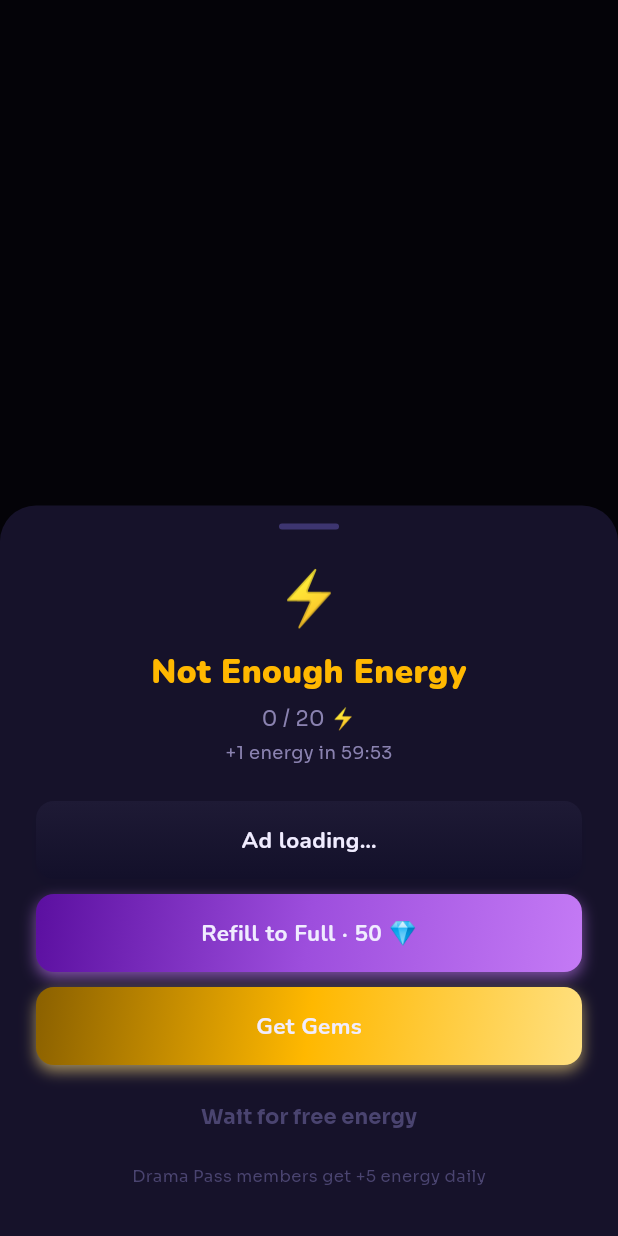
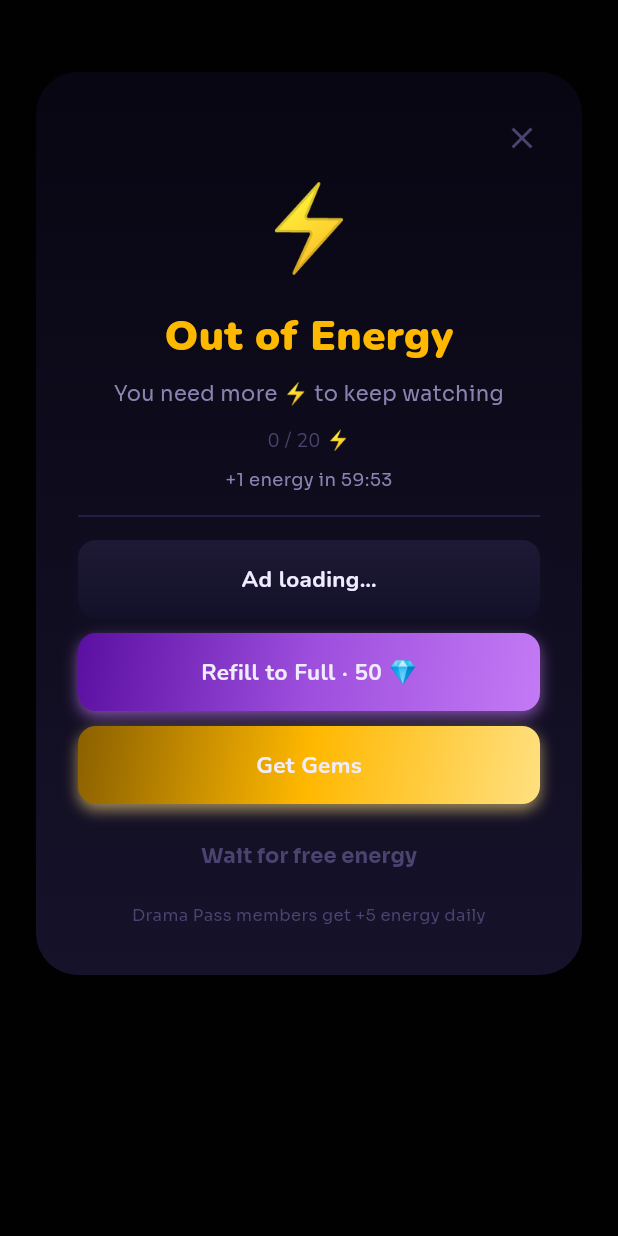
Before and after one commit to tlahav91-debug/appo, a Flutter app: what show() shows on an empty page, opened directly with empty values, on a phone screen of 412 x 824 dp. Run offline on Flutter 3.47's test engine with Material 3 defaults, Android fonts, the phone set to English and light mode, and no system bars; our stand-ins replace firebase_core, firebase_messaging, flutter_local_notifications, flutter_riverpod, go_router, google_fonts and 3 more; missing offline and left inert: posthog_flutter, purchases_flutter; accounts and stored records are empty; network calls fail.

Commit message:
[FEATURE] PRD-025 — Cliffhanger full-screen energy gate modal

```diff
--- a/lib/features/energy/presentation/energy_gate.dart
+++ b/lib/features/energy/presentation/energy_gate.dart
@@ -15,11 +15,17 @@ class EnergyGate extends ConsumerStatefulWidget {
   const EnergyGate({super.key, required this.currentEnergy});
 
   static Future<void> show(BuildContext context, {required int currentEnergy}) {
-    return showModalBottomSheet(
+    return showGeneralDialog(
       context: context,
-      isScrollControlled: true,
-      backgroundColor: Colors.transparent,
-      builder: (_) => EnergyGate(currentEnergy: currentEnergy),
+      barrierDismissible: true,
+      barrierLabel: 'EnergyGate',
+      barrierColor: Colors.black87,
+      transitionDuration: const Duration(milliseconds: 350),
+      transitionBuilder: (ctx, anim, _, child) => ScaleTransition(
+        scale: CurvedAnimation(parent: anim, curve: Curves.easeOutBack),
+        child: FadeTransition(opacity: anim, child: child),
+      ),
+      pageBuilder: (ctx, _, __) => EnergyGate(currentEnergy: currentEnergy),
     );
   }
 
@@ -98,58 +104,109 @@ class _EnergyGateState extends ConsumerState<EnergyGate> {
     final energy = ref.watch(energyStateProvider);
     final adReady = ref.watch(adServiceProvider).isReady;
 
-    return Container(
-      decoration: const BoxDecoration(
-        color: surface,
-        borderRadius: BorderRadius.vertical(top: Radius.circular(24)),
+    return Scaffold(
+      backgroundColor: Colors.transparent,
+      body: SafeArea(
+        child: SingleChildScrollView(
+          child: Container(
+            margin: const EdgeInsets.symmetric(horizontal: 24, vertical: 48),
+            padding: const EdgeInsets.fromLTRB(28, 32, 28, 32),
+            decoration: BoxDecoration(
+              gradient: const LinearGradient(
+                begin: Alignment.topCenter,
+                end: Alignment.bottomCenter,
+                colors: [bgDeep, surface],
               ),
-      padding: const EdgeInsets.fromLTRB(24, 12, 24, 32),
+              borderRadius: BorderRadius.circular(28),
+            ),
             child: Column(
               mainAxisSize: MainAxisSize.min,
               children: [
-          Container(width: 40, height: 4,
-              decoration: BoxDecoration(color: borderHi, borderRadius: BorderRadius.circular(2))),
-          const SizedBox(height: 20),
+                // Close button
+                Align(
+                  alignment: Alignment.topRight,
+                  child: GestureDetector(
+                    onTap: () => Navigator.pop(context),
+                    child: const Icon(Icons.close, color: textDim, size: 24),
+                  ),
+                ),
+                const SizedBox(height: 8),
 
-          const Text('⚡', style: TextStyle(fontSize: 36)),
+                // Dramatic header
+                const Text('⚡', style: TextStyle(fontSize: 56)),
+                const SizedBox(height: 12),
+                Text(
+                  'Out of Energy',
+                  style: GoogleFonts.nunito(
+                    color: gold,
+                    fontWeight: FontWeight.w900,
+                    fontSize: 28,
+                  ),
+                ),
                 const SizedBox(height: 8),
-          Text('Not Enough Energy',
-              style: GoogleFonts.nunito(color: gold, fontWeight: FontWeight.w900, fontSize: 22)),
-          const SizedBox(height: 6),
-          Text('${energy.current} / ${EnergyState.max} ⚡',
-              style: GoogleFonts.sora(color: textSec, fontSize: 14)),
-          const SizedBox(height: 4),
+                Text(
+                  'You need more ⚡ to keep watching',
+                  style: GoogleFonts.sora(color: textSec, fontSize: 14),
+                  textAlign: TextAlign.center,
+                ),
+                const SizedBox(height: 12),
+
+                // Current energy row
+                Text(
+                  '${energy.current} / ${EnergyState.max} ⚡',
+                  style: GoogleFonts.nunito(color: textDim, fontSize: 13),
+                ),
+                const SizedBox(height: 8),
                 const EnergyTimer(),
-          const SizedBox(height: 24),
+                const Divider(color: border, height: 32),
 
-          // Option 1 — Rewarded ad
+                // Option 1 — Watch Ad
                 GBtn(
                   gradient: adReady ? greenGrad : darkGrad,
                   width: double.infinity,
                   onPressed: (_adLoading || !adReady) ? null : _claimAdReward,
                   child: _adLoading
-                ? const SizedBox(width: 20, height: 20,
-                    child: CircularProgressIndicator(strokeWidth: 2, color: textCol))
+                      ? const SizedBox(
+                          width: 20,
+                          height: 20,
+                          child: CircularProgressIndicator(
+                              strokeWidth: 2, color: textCol),
+                        )
                       : Text(
                           adReady ? 'Watch an Ad · Get 2 ⚡ free' : 'Ad loading…',
-                    style: GoogleFonts.nunito(color: textCol, fontWeight: FontWeight.w700, fontSize: 15)),
+                          style: GoogleFonts.nunito(
+                            color: textCol,
+                            fontWeight: FontWeight.w700,
+                            fontSize: 15,
+                          ),
+                        ),
                 ),
                 const SizedBox(height: 10),
 
-          // Option 2 — Gem refill
+                // Option 2 — Gem Refill
                 GBtn(
                   gradient: purpleGrad,
                   width: double.infinity,
                   onPressed: _gemLoading ? null : _claimGemRefill,
                   child: _gemLoading
-                ? const SizedBox(width: 20, height: 20,
-                    child: CircularProgressIndicator(strokeWidth: 2, color: textCol))
-                : Text('Refill to Full · 50 💎',
-                    style: GoogleFonts.nunito(color: textCol, fontWeight: FontWeight.w700, fontSize: 15)),
+                      ? const SizedBox(
+                          width: 20,
+                          height: 20,
+                          child: CircularProgressIndicator(
+                              strokeWidth: 2, color: textCol),
+                        )
+                      : Text(
+                          'Refill to Full · 50 💎',
+                          style: GoogleFonts.nunito(
+                            color: textCol,
+                            fontWeight: FontWeight.w700,
+                            fontSize: 15,
+                          ),
+                        ),
                 ),
                 const SizedBox(height: 10),
 
-          // Option 3 — Buy gems
+                // Option 3 — Get Gems
                 GBtn(
                   gradient: goldGrad,
                   width: double.infinity,
@@ -157,27 +214,47 @@ class _EnergyGateState extends ConsumerState<EnergyGate> {
                     Navigator.pop(context);
                     context.push('/shop/gems');
                   },
-            child: Text('Get Gems',
-                style: GoogleFonts.nunito(color: textCol, fontWeight: FontWeight.w700, fontSize: 15)),
+                  child: Text(
+                    'Get Gems',
+                    style: GoogleFonts.nunito(
+                      color: textCol,
+                      fontWeight: FontWeight.w700,
+                      fontSize: 15,
+                    ),
+                  ),
                 ),
                 const SizedBox(height: 10),
 
                 // Option 4 — Wait
                 TextButton(
                   onPressed: () => Navigator.pop(context),
-            child: Text('Wait for free energy',
-                style: GoogleFonts.sora(color: textDim, fontSize: 14)),
+                  child: Text(
+                    'Wait for free energy',
+                    style: GoogleFonts.sora(color: textDim, fontSize: 14),
+                  ),
                 ),
 
+                // Feedback
                 if (_feedback != null) ...[
                   const SizedBox(height: 8),
-            Text(_feedback!, style: GoogleFonts.sora(color: pink, fontSize: 12), textAlign: TextAlign.center),
+                  Text(
+                    _feedback!,
+                    style: GoogleFonts.sora(color: pink, fontSize: 12),
+                    textAlign: TextAlign.center,
+                  ),
                 ],
 
+                // Drama Pass promo
                 const SizedBox(height: 8),
-          Text('Drama Pass members get +5 energy daily',
-              style: GoogleFonts.sora(color: textDim, fontSize: 11)),
+                Text(
+                  'Drama Pass members get +5 energy daily',
+                  style: GoogleFonts.sora(color: textDim, fontSize: 11),
+                  textAlign: TextAlign.center,
+                ),
               ],
+            ),
+          ),
+        ),
       ),
     );
   }
```
Lines whose indentation alone changed are shown as unchanged.
